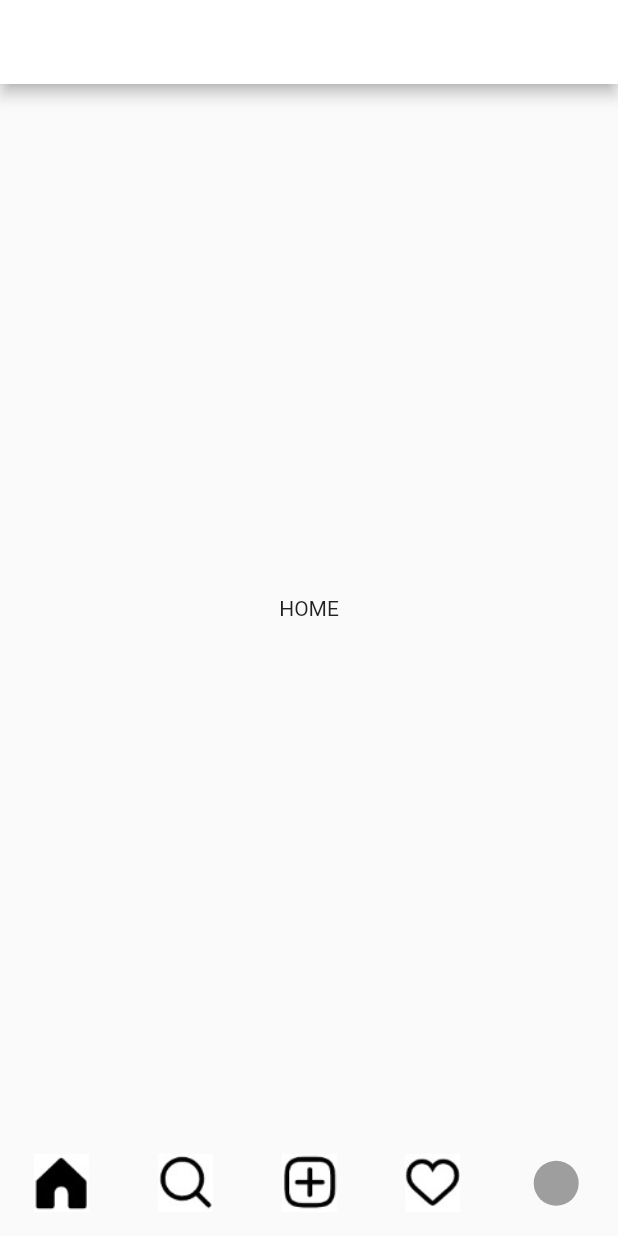
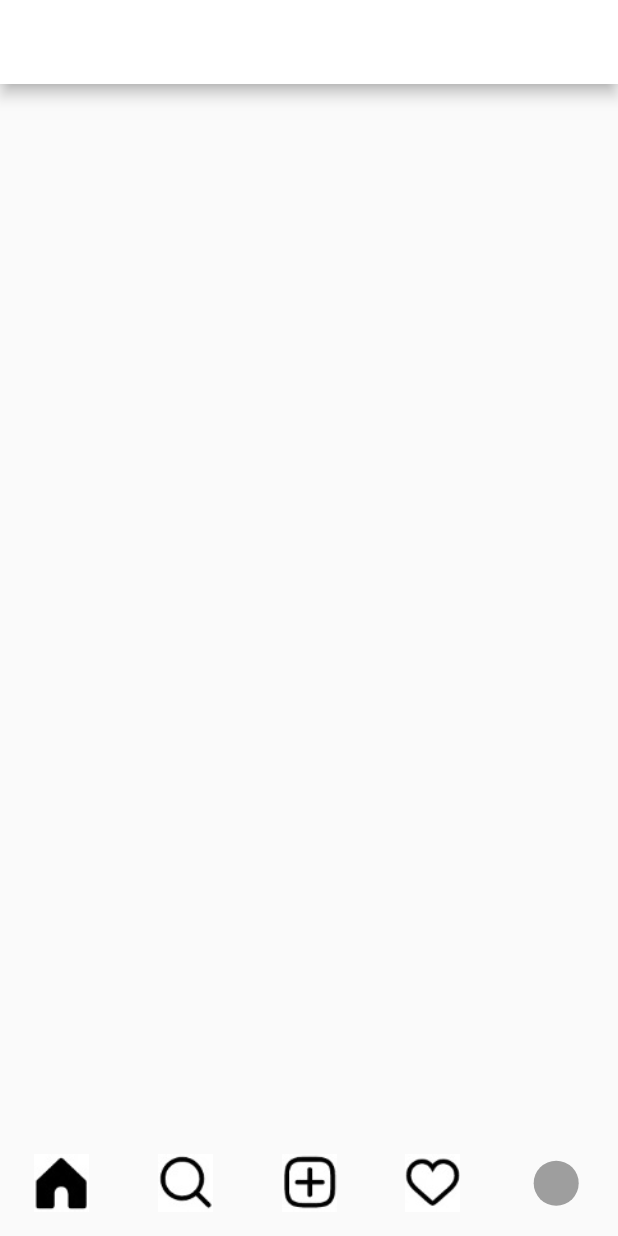
Before and after one commit to ccminjun/flutter_inst, a Flutter app: the screen it shows after launch, on a phone screen of 412 x 824 dp. Run offline on Flutter 3.47's test engine with Material 2 defaults, Android fonts, the phone set to English and light mode, and no system bars; our stand-ins replace get.

Commit message:
인스타 클론코딩

```diff
--- a/lib/src/app.dart
+++ b/lib/src/app.dart
@@ -1,6 +1,7 @@
 import 'package:flutter/material.dart';
 import 'package:flutter_inst/src/components/image_data.dart';
 import 'package:flutter_inst/src/controller/bottom_nav_controller.dart';
+import 'package:flutter_inst/src/pages/home.dart';
 import 'package:get/get.dart';
 
 class App extends GetView<BottomNavController> {
@@ -12,13 +13,11 @@ class App extends GetView<BottomNavController> {
       onWillPop: controller.willPopAction,
       child: Obx(
         () => Scaffold(
-          appBar: AppBar(),
+          // appBar: AppBar(),
           body: IndexedStack(
             index: controller.pageIndex.value,
             children: [
-              Container(
-                child: Center(child: Text('HOME')),
-              ),
+              const Home(),
               Container(
                 child: Center(child: Text('SERACH')),
               ),
--- /dev/null
+++ b/lib/src/pages/home.dart
@@ -0,0 +1,15 @@
+import 'package:flutter/material.dart';
+
+class Home extends StatelessWidget {
+  const Home({Key? key}) : super(key: key);
+
+  @override
+  Widget build(BuildContext context) {
+    return Scaffold(
+      appBar: AppBar(
+        title: Container(),
+
+      ),
+    );
+  }
+}
```
